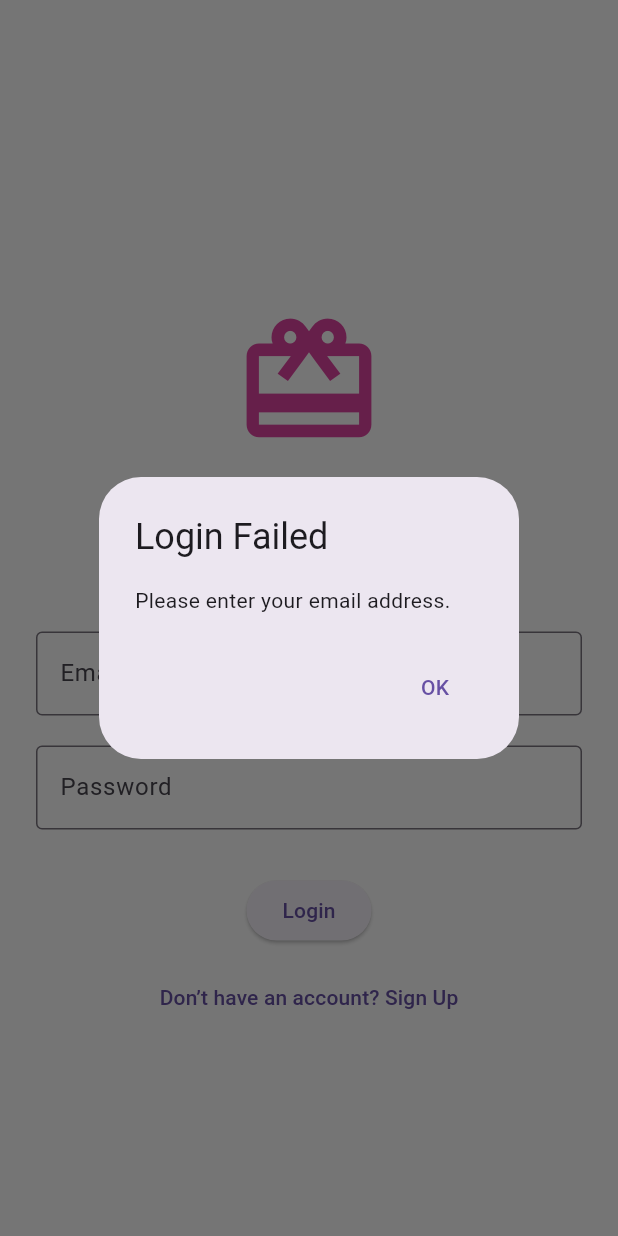
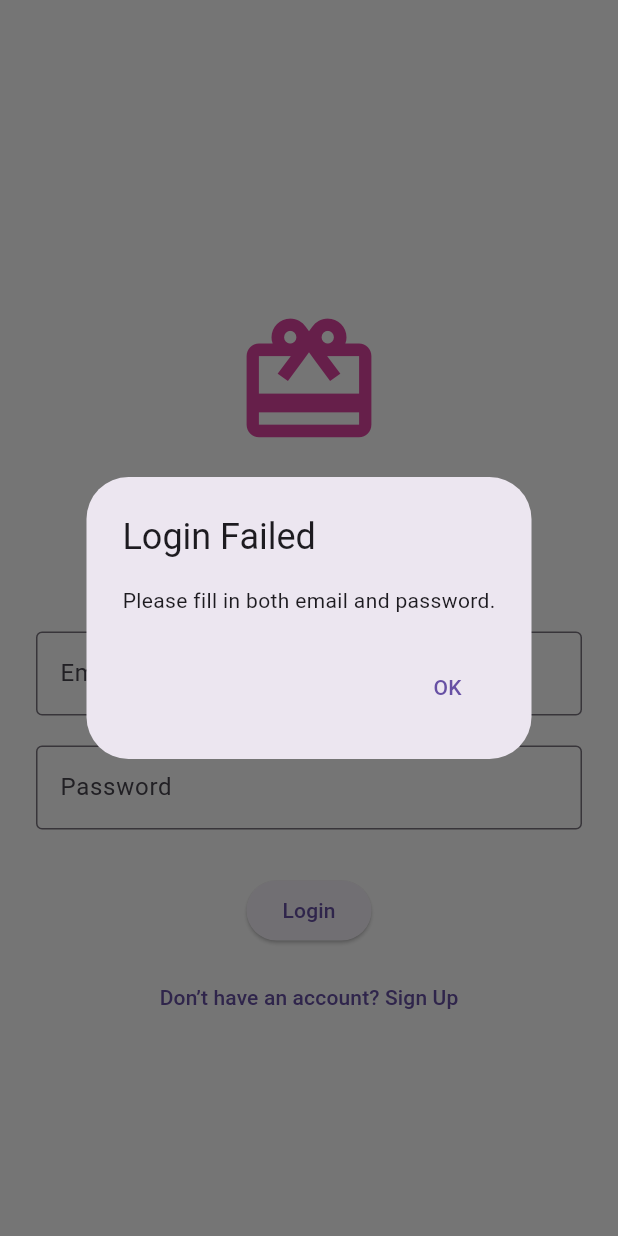
Before and after one commit to Adhamamr360/hedieaty, a Flutter app: the screen it shows after launch, after a tap on "Login", on a phone screen of 412 x 824 dp. Run offline on Flutter 3.47's test engine with Material 3 defaults, Android fonts, the phone set to English and light mode, and no system bars; our stand-ins replace cloud_firestore, firebase_auth, firebase_core, sqflite; accounts and stored records are empty.

```diff
--- a/lib/screens/login_page.dart
+++ b/lib/screens/login_page.dart
@@ -20,12 +20,12 @@ class _LoginPageState extends State<LoginPage> {
   bool _isLoading = false;
 
   Future<void> _login() async {
-    if (_emailController.text.trim().isEmpty) {
-      _showErrorDialog('Please enter your email address.');
-      return;
-    }
-    if (_passwordController.text.trim().isEmpty) {
-      _showErrorDialog('Please enter your password.');
+    // Input validation
+    final email = _emailController.text.trim();
+    final password = _passwordController.text.trim();
+
+    if (email.isEmpty || password.isEmpty) {
+      _showErrorDialog('Please fill in both email and password.');
       return;
     }
 
@@ -35,10 +35,7 @@ class _LoginPageState extends State<LoginPage> {
 
     try {
       // Attempt to log in with email and password
-      await _authService.signIn(
-        _emailController.text.trim(),
-        _passwordController.text.trim(),
-      );
+      await _authService.signIn(email, password);
 
       // Get the current user's UID
       final uid = FirebaseAuth.instance.currentUser!.uid;
@@ -70,16 +67,7 @@ class _LoginPageState extends State<LoginPage> {
             (route) => false,
       );
     } on FirebaseAuthException catch (e) {
-      String errorMessage;
-      if (e.code == 'user-not-found') {
-        errorMessage = 'No user found for that email.';
-      } else if (e.code == 'wrong-password') {
-        errorMessage = 'Incorrect password. Please try again.';
-      } else if (e.code == 'invalid-email') {
-        errorMessage = 'The email address is not valid.';
-      } else {
-        errorMessage = 'An unexpected error occurred. Please try again.';
-      }
+      String errorMessage = 'Incorrect email or password. Please try again.';
       _showErrorDialog(errorMessage);
     } catch (e) {
       print('Error during login: $e');
```
Also changed, not shown: lib/screens/signup_page.dart (+110 -18 lines), lib/services/auth_services.dart (+10 -4 lines).
